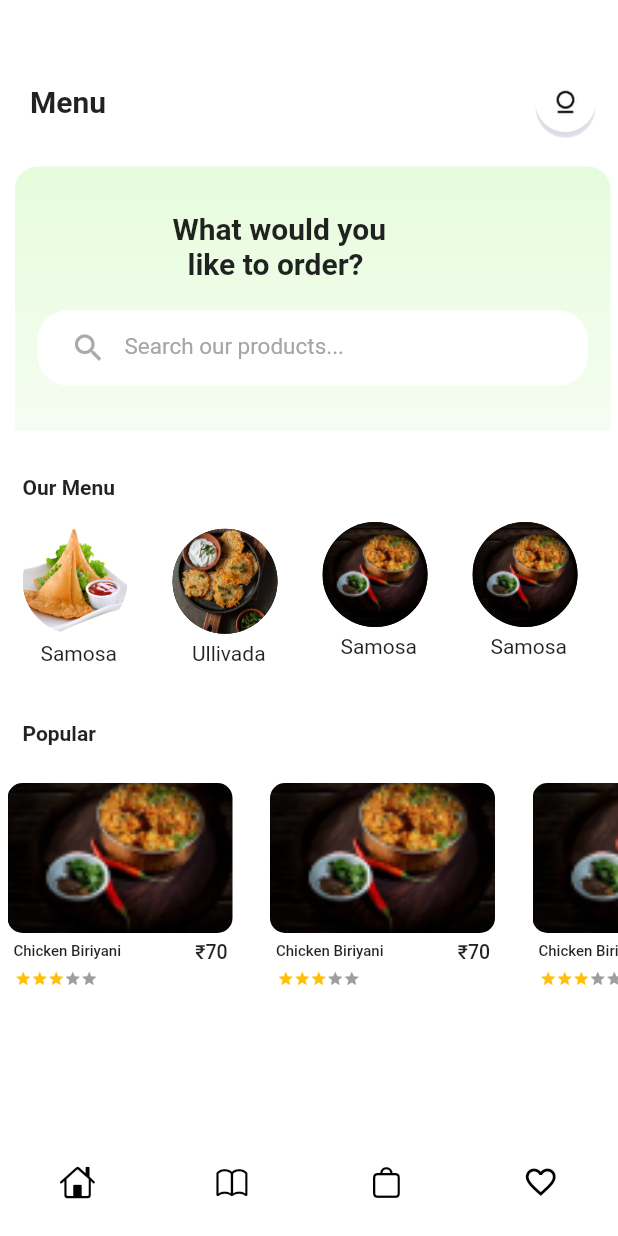
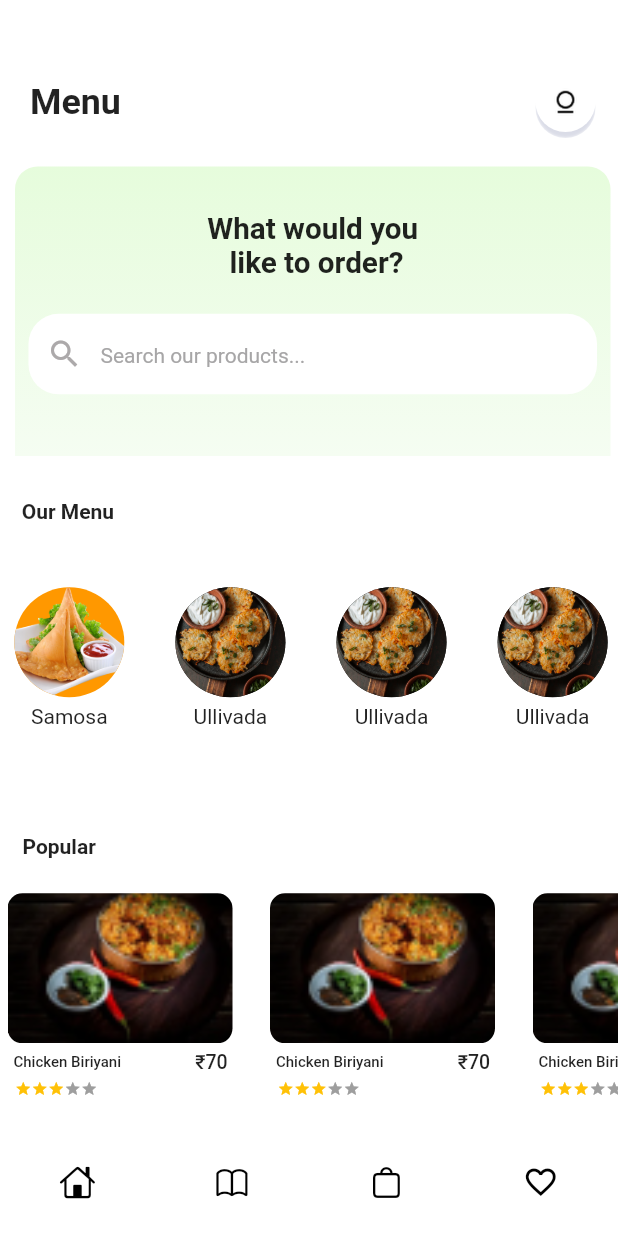
Before and after one commit to shaanis/shaanis, a Flutter app: the screen it shows after launch, on a phone screen of 412 x 824 dp. Run offline on Flutter 3.47's test engine with Material 2 defaults, Android fonts, the light colour scheme and no system bars; drawn by our look-alikes of flutter_rating_bar; our stand-ins replace google_fonts, lottie.

Commit message:
first commit

```diff
--- a/lib/Widgets/CategoriesWidget.dart
+++ b/lib/Widgets/CategoriesWidget.dart
@@ -6,46 +6,36 @@ class CategoriesWidget extends StatelessWidget {
 
   @override
   Widget build(BuildContext context) {
+    final height = MediaQuery.of(context).size.height;
+    final width = MediaQuery.of(context).size.width;
     return Column(
       children: [
-        Padding(
-          padding: EdgeInsets.only(left: 10, right: 10, bottom: 10),
-          child: Row(
-            mainAxisAlignment: MainAxisAlignment.spaceBetween,
+        Row(
+          crossAxisAlignment: CrossAxisAlignment.center,
+          mainAxisAlignment: MainAxisAlignment.center,
           children: [
-              Padding(
-                padding: const EdgeInsets.only(left: 95, right: 85),
-                child: Text(
+            Text(
                 """What would you
    like to order?""",
-                  style: TextStyle(fontWeight: FontWeight.bold, fontSize: 20),
+                style: TextStyle(fontWeight: FontWeight.bold, fontSize:height*.024 ),
               ),
-              )
+
           ],
         ),
-        ),
+        SizedBox(height: height*.027,),
         //search widget
-        Padding(
-          padding: EdgeInsets.symmetric(
-            vertical: 10,
-            horizontal: 15,
-          ),
-          child: Container(
-            width: double.infinity,
-            height: 50,
+        Container(
+          width: width*.92,
+          height: height*.065,
           decoration: BoxDecoration(
             color: Colors.white,
             borderRadius: BorderRadius.circular(20),
-            ),
-            child: Padding(
-              padding: EdgeInsets.symmetric(
-                horizontal: 10,
           ),
           child: TextFormField(
             decoration: InputDecoration(
               hintText: "Search our products... ",
               hintStyle: TextStyle(
-                      fontSize: 15,
+                  fontSize: height*.017,
                 color: Color(0xffa7a6a7)
               ),
               prefixIcon: Icon(Icons.search_outlined,
@@ -57,9 +47,7 @@ class CategoriesWidget extends StatelessWidget {
             ),
           ),
         ),
-          ),
-        ),
-        SizedBox(height: 20,)
+        SizedBox(height: height*.05,)
       ],
     );
   }
--- a/lib/cart.dart
+++ b/lib/cart.dart
@@ -1,3 +1,4 @@
+import 'package:canteen_management/navbar/navigbar.dart';
 import 'package:canteen_management/payment.dart';
 import 'package:canteen_management/token.dart';
 import 'package:flutter/cupertino.dart';
--- a/lib/main.dart
+++ b/lib/main.dart
@@ -21,7 +21,8 @@ class MyApp extends StatelessWidget {
   Widget build(BuildContext context) {
     return MaterialApp(
       debugShowCheckedModeBanner: false,
-      home: Splash(),
+      home: navigation()
+      //Splash(),
 
     );
   }
--- a/lib/menu.dart
+++ b/lib/menu.dart
@@ -21,6 +21,8 @@ class _MenuPageState extends State<MenuPage> {
 
   @override
   Widget build(BuildContext context) {
+    final height = MediaQuery.of(context).size.height;
+    final width = MediaQuery.of(context).size.width;
     return Scaffold(
       backgroundColor: Colors.white,
       body: SingleChildScrollView(
@@ -38,7 +40,7 @@ class _MenuPageState extends State<MenuPage> {
                   children: [
                     Text(
                       "Menu",
-                      style: TextStyle(fontSize: 20, fontWeight: FontWeight.bold),
+                      style: TextStyle(fontSize: height*.029, fontWeight: FontWeight.bold),
                     ),
                     Spacer(),
                     Container(
@@ -92,39 +94,38 @@ class _MenuPageState extends State<MenuPage> {
                   ),
                 ),
               ),
+               SizedBox(height: height*.035,),
                Row(
+                 crossAxisAlignment: CrossAxisAlignment.start,
                   children: [
-
-                    Padding(
-                      padding: const EdgeInsets.only(top: 30.0, left: 10),
-                      child: Text(
+                     SizedBox(width: width*.023,),
+                    Text(
                       "Our Menu",
                       style: TextStyle(fontWeight: FontWeight.bold),
                     ),
-                    ),
                   ],
                 ),
-              Padding(
-                padding: const EdgeInsets.only(top: 15,left: 10,right: 10),
-                child: SingleChildScrollView(
+              SizedBox(height: height*.019,),
+              SingleChildScrollView(
                 scrollDirection: Axis.horizontal,
                 child: Row(
                   children: [
-                      InkWell(onTap: (){
-                        Navigator.push(context, MaterialPageRoute(builder: (context)=>ItemDetail()));
-                      },
+                    InkWell(
+                      onTap:()
+                  {
+                    Navigator.push(context, MaterialPageRoute(builder: (context)=>ItemDetail()));},
                       child: Container(
                         margin: EdgeInsets.only(right: 25),
                         color: Colors.white,
 
-                          height: 100,width: 75,
+                        height: height*0.18,width: width*.2,
                         child: Column(
                           crossAxisAlignment: CrossAxisAlignment.start,
                           mainAxisAlignment: MainAxisAlignment.center,
                           children: [
                             Container(
-                                height: 70,width: 70,
-                                decoration: BoxDecoration(
+                              height: height*.089,//width: width*.9,
+                              decoration: BoxDecoration(color: Colors.orange,
                                 shape: BoxShape.circle,
                                 image: DecorationImage(
                                   image:  AssetImage('assets/images/samosa1.png',),
@@ -146,13 +147,13 @@ class _MenuPageState extends State<MenuPage> {
                       child: Container(margin: EdgeInsets.only(right: 25),
                         color: Colors.white,
                         //margin: EdgeInsets.all(10),
-                          height: 100,width: 75,
+                        height: height*0.18,width: width*.2,
                         child: Column(
                           crossAxisAlignment: CrossAxisAlignment.start,
                           mainAxisAlignment: MainAxisAlignment.center,
                           children: [
                             Container(
-                                height: 70,width: 70,
+                              height: height*.089,
                               decoration: BoxDecoration(color: Colors.black,
                                 shape: BoxShape.circle,
                                 image: DecorationImage(
@@ -172,67 +173,95 @@ class _MenuPageState extends State<MenuPage> {
                       onTap: (){
                         Navigator.push(context, MaterialPageRoute(builder: (context)=>ItemDetail()));
                       },
-                        child: Container(
-                          margin: EdgeInsets.only(right: 25),
+                      child: Container(margin: EdgeInsets.only(right: 25),
                         color: Colors.white,
                         //margin: EdgeInsets.all(10),
-                          height: 100,width: 75,
+                        height: height*0.18,width: width*.2,
                         child: Column(
                           crossAxisAlignment: CrossAxisAlignment.start,
-                            mainAxisAlignment: MainAxisAlignment.start,
+                          mainAxisAlignment: MainAxisAlignment.center,
                           children: [
                             Container(
-                                height: 70,width: 70,
+                              height: height*.089,
                               decoration: BoxDecoration(color: Colors.black,
                                 shape: BoxShape.circle,
                                 image: DecorationImage(
-                                    image:  AssetImage('assets/images/biriyani5.png',),
+                                  image:  AssetImage('assets/images/ullivad1.jpg',),
                                   fit: BoxFit.cover,
                                 ),
+
                               ),
                             ),
                             SizedBox(height: 5,),
-                              Center(child: Text('Samosa'))
+                            Center(child: Text('Ullivada'))
                           ],
                         ),
                       ),
                     ),
                     InkWell(
-                        onTap:(){
+                      onTap: (){
                         Navigator.push(context, MaterialPageRoute(builder: (context)=>ItemDetail()));
                       },
-                        child: Container(
-                          margin: EdgeInsets.only(right: 25),
+                      child: Container(margin: EdgeInsets.only(right: 25),
                         color: Colors.white,
                         //margin: EdgeInsets.all(10),
-                          height: 100,width: 75,
+                        height: height*0.18,width: width*.2,
                         child: Column(
-                            mainAxisAlignment: MainAxisAlignment.start,
                           crossAxisAlignment: CrossAxisAlignment.start,
+                          mainAxisAlignment: MainAxisAlignment.center,
                           children: [
                             Container(
-                                height: 70,width: 70,
-                                decoration: BoxDecoration(
-                                  color: Colors.black,
+                              height: height*.089,
+                              decoration: BoxDecoration(color: Colors.black,
                                 shape: BoxShape.circle,
                                 image: DecorationImage(
-                                    image:  AssetImage('assets/images/biriyani5.png',),
+                                  image:  AssetImage('assets/images/ullivad1.jpg',),
                                   fit: BoxFit.cover,
                                 ),
+
                               ),
                             ),
                             SizedBox(height: 5,),
-                              Center(child: Text('Samosa'))
+                            Center(child: Text('Ullivada'))
                           ],
                         ),
                       ),
                     ),
+                    InkWell(
+                      onTap: (){
+                        Navigator.push(context, MaterialPageRoute(builder: (context)=>ItemDetail()));
+                      },
+                      child: Container(margin: EdgeInsets.only(right: 25),
+                        color: Colors.white,
+                        //margin: EdgeInsets.all(10),
+                        height: height*0.18,width: width*.2,
+                        child: Column(
+                          crossAxisAlignment: CrossAxisAlignment.start,
+                          mainAxisAlignment: MainAxisAlignment.center,
+                          children: [
+                            Container(
+                              height: height*.089,
+                              decoration: BoxDecoration(color: Colors.black,
+                                shape: BoxShape.circle,
+                                image: DecorationImage(
+                                  image:  AssetImage('assets/images/ullivad1.jpg',),
+                                  fit: BoxFit.cover,
+                                ),
+
+                              ),
+                            ),
+                            SizedBox(height: 5,),
+                            Center(child: Text('Ullivada'))
                           ],
                         ),
                       ),
                     ),
+
+                  ],
+                ),
+              ),
               SizedBox(
-                height: 20,
+                height: height*.037,
               ),
               Row(
                 children: [
@@ -249,7 +278,7 @@ class _MenuPageState extends State<MenuPage> {
                 ],
               ),
               SizedBox(
-                height: 10,
+                height: height*.01,
               ),
               SingleChildScrollView(
                 scrollDirection: Axis.horizontal,
```
Also changed, not shown: lib/DonationDone.dart (added, +55 -0 lines), lib/pay1.dart (+107 -11 lines), assets/images/mark22.png (added), assets/images/success64.png (added), lib/generated/assets.dart. Lines whose indentation alone changed are shown as unchanged.
